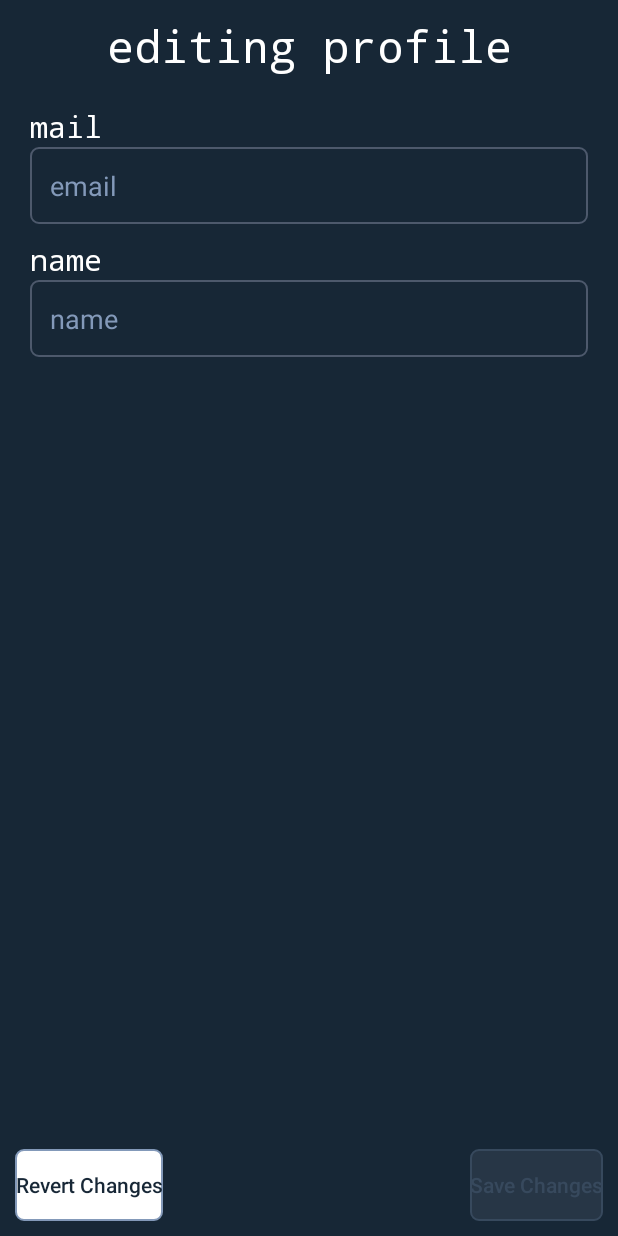
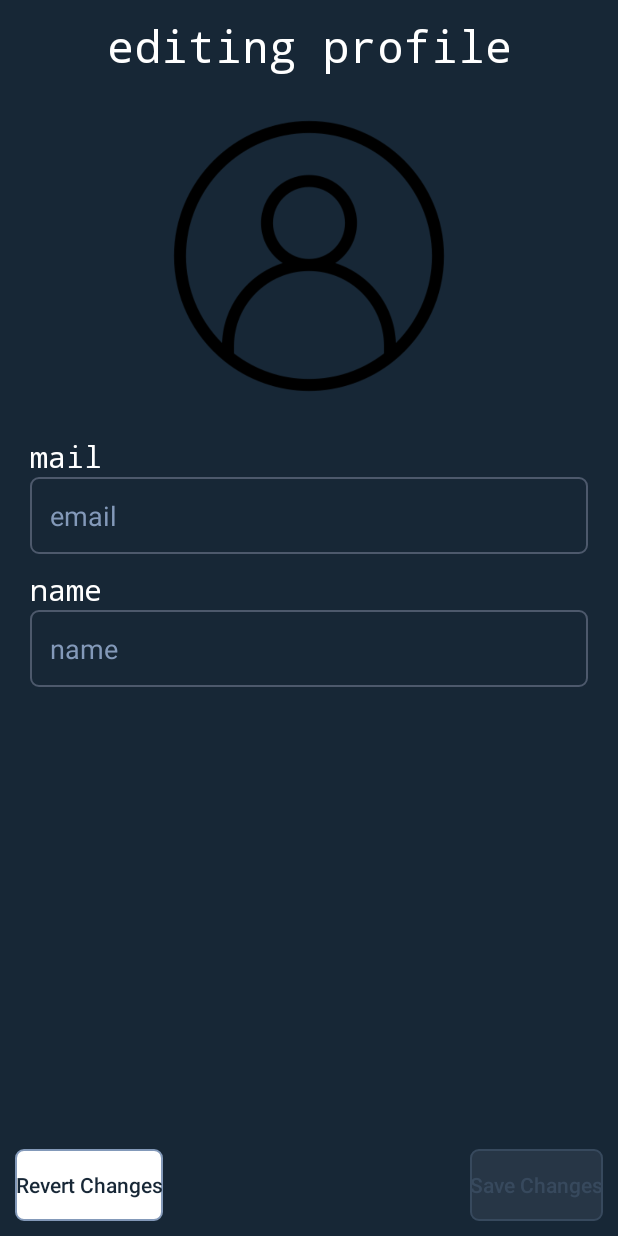
Before and after one commit to P1nkL1on/AndroidInspBoard, an Android app: the EditProfileActivity screen opened directly, with no data from a screen before it, on a phone screen of 412 x 824 dp. Run offline under Robolectric (Android 15) with nearby library versions, the phone set to English and light mode, and no system bars; our stand-ins replace CircleImageView, Firebase (no records; nobody signed in at launch, a user with empty details on screens opened directly); 2 statements that could not run were skipped.

Commit message:
Added glide, camera using, avatar changing, saving to FirebaseStorage

```diff
--- a/app/src/main/java/com/example/inspboard/activities/Utils.kt
+++ b/app/src/main/java/com/example/inspboard/activities/Utils.kt
@@ -12,6 +12,8 @@ import com.google.firebase.database.DataSnapshot
 import com.google.firebase.database.DatabaseError
 import com.google.firebase.database.FirebaseDatabase
 import com.google.firebase.database.ValueEventListener
+import com.google.firebase.storage.FirebaseStorage
+import com.google.firebase.storage.StorageReference
 
 class ValueEventListenerAdapter(val handler: (DataSnapshot) -> Unit) : ValueEventListener {
     private val TAG = "ValueEventListenerAdapter"
@@ -47,5 +49,8 @@ fun Context.showToast(text: String, duration: Int = Toast.LENGTH_SHORT) {
 fun Context.getDatabaseReference() =
     FirebaseDatabase.getInstance(this.getString(R.string.firebase_database_url)).reference
 
+fun Context.getStorageReference(): StorageReference =
+    FirebaseStorage.getInstance(this.getString(R.string.firebase_storage_url)).reference
+
 fun toName(name: String) =
     name.toLowerCase().replace(' ', '_')
--- a/app/src/main/java/com/example/inspboard/models/User.kt
+++ b/app/src/main/java/com/example/inspboard/models/User.kt
@@ -1,3 +1,3 @@
 package com.example.inspboard.models
 
-data class User(val username: String = "undefined")
+data class User(val username: String = "undefined", var photo: String? = null)
--- a/app/src/main/res/layout/activity_edit_profile.xml
+++ b/app/src/main/res/layout/activity_edit_profile.xml
@@ -20,11 +20,20 @@
             android:text="editing profile"
             style="@style/text_title"
             android:gravity="center"/>
+        <de.hdodenhof.circleimageview.CircleImageView
+            android:id="@+id/image_view_avatar"
+            android:src="@drawable/avatar_default"
+            android:layout_marginTop="20dp"
+            android:layout_width="200dp"
+            android:layout_height="200dp"
+            app:layout_constraintTop_toBottomOf="@+id/text_view_username"
+            app:layout_constraintLeft_toLeftOf="parent"
+            app:layout_constraintRight_toRightOf="parent"/>
 
         <androidx.constraintlayout.widget.ConstraintLayout
             android:layout_width="match_parent"
             android:layout_height="wrap_content"
-            app:layout_constraintTop_toBottomOf="@id/text_view_username"
+            app:layout_constraintTop_toBottomOf="@id/image_view_avatar"
             android:padding="20dp">
             <TextView
                 style="@style/profile_text_value"
--- a/app/src/main/res/values/strings.xml
+++ b/app/src/main/res/values/strings.xml
@@ -6,5 +6,6 @@
     <string name="log_in">enter as member</string>
     <string name="log_out">enter as guest</string>
     <string name="firebase_database_url">https://inspboard-10fa0-default-rtdb.europe-west1.firebasedatabase.app/</string>
+    <string name="firebase_storage_url">gs://inspboard-10fa0.appspot.com/</string>
     <string name="enter_password">Please enter password</string>
 </resources>
--- /dev/null
+++ b/app/src/main/res/xml/file_paths.xml
@@ -0,0 +1,5 @@
+<?xml version="1.0" encoding="utf-8"?>
+<paths xmlns:android="http://schemas.android.com/apk/res/android">
+    <external-files-path name="my_images" path="Pictures" />
+<!--    <external-files-path name="my_images" path="Android/data/com.example.inspboard/files/Pictures" />-->
+</paths>
```
Also changed, not shown: app/build.gradle (+11 -0 lines), app/src/main/AndroidManifest.xml (+14 -0 lines), app/src/main/java/com/example/inspboard/activities/EditProfileActivity.kt (+83 -3 lines), app/src/main/res/drawable-mdpi/avatar_default.png (added).
